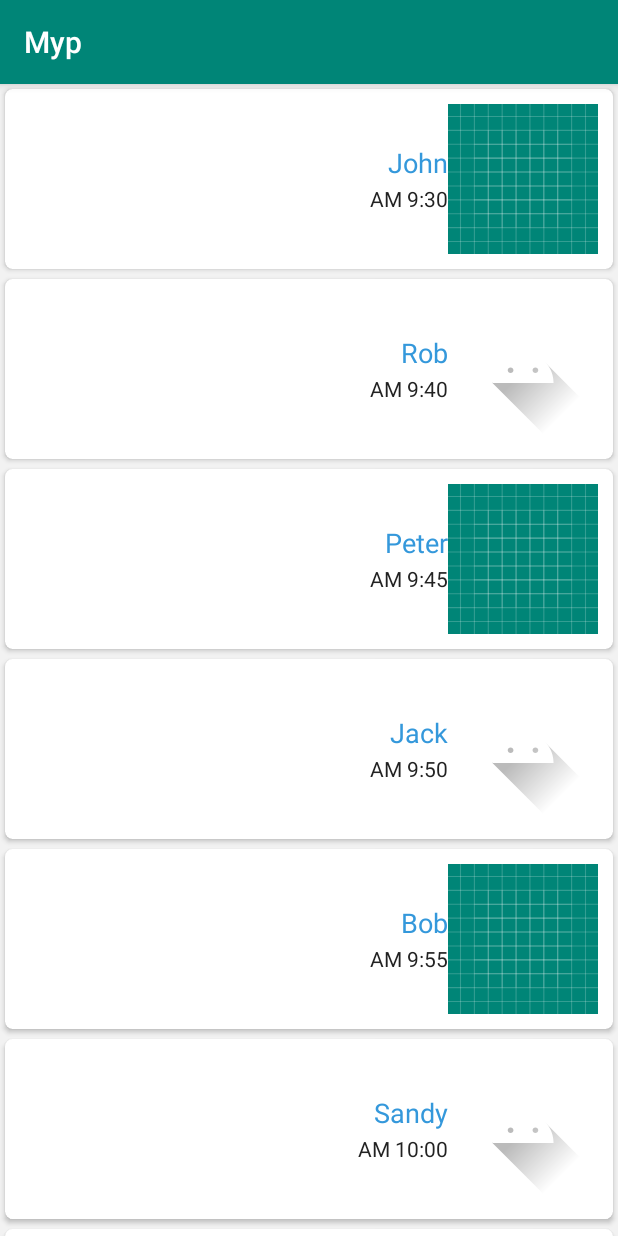
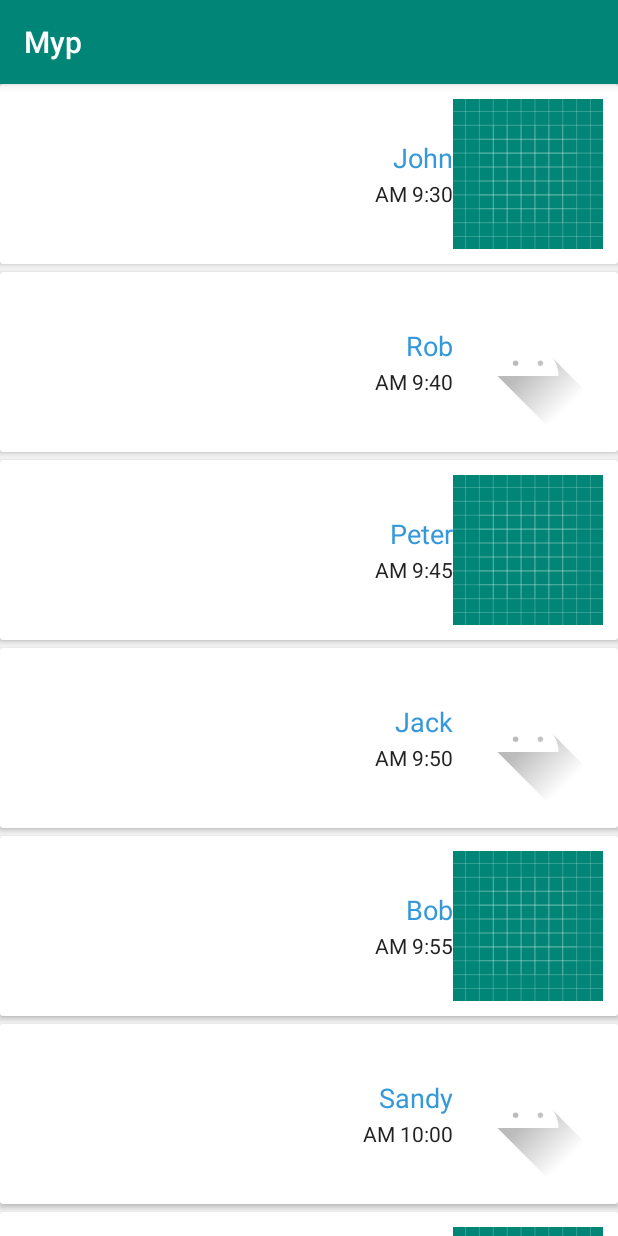
Before and after one commit to nikdehgan/Myp, an Android app: the screen it shows after launch (MainActivity before the commit, ListDoreha after it), on a phone screen of 412 x 824 dp. Run offline under Robolectric (Android 15) with nearby library versions, the phone set to English and light mode, and no system bars.

Commit message:
createrecycler2

```diff
--- a/app/src/main/AndroidManifest.xml
+++ b/app/src/main/AndroidManifest.xml
@@ -9,7 +9,7 @@
         android:roundIcon="@mipmap/ic_launcher_round"
         android:supportsRtl="true"
         android:theme="@style/AppTheme">
-        <activity android:name=".MainActivity">
+        <activity android:name=".ListDoreha">
             <intent-filter>
                 <action android:name="android.intent.action.MAIN" />
 
--- a/app/src/main/java/com/example/hamed/myp/MainActivity.java
+++ b/app/src/main/java/com/example/hamed/myp/ListDoreha.java
@@ -7,11 +7,11 @@ import android.support.v7.widget.RecyclerView;
 import java.util.ArrayList;
 import java.util.List;
 
-public class MainActivity extends AppCompatActivity {
+public class ListDoreha extends AppCompatActivity {
     private RecyclerView recyclerView;
     private LinearLayoutManager linearLayoutManager;
     private List<Call> callsList;
-    private CallsAdapter callsAdapter;
+    private ListDorehaAdapter callsAdapter;
     @Override
     protected void onCreate(Bundle savedInstanceState) {
         super.onCreate(savedInstanceState);
@@ -33,7 +33,7 @@ public class MainActivity extends AppCompatActivity {
         callsList=new ArrayList<Call>();
 
         // Initiating Adapter
-        callsAdapter=new CallsAdapter(MainActivity.this);
+        callsAdapter=new ListDorehaAdapter(ListDoreha.this);
         recyclerView.setAdapter(callsAdapter);
 
         // Adding some demo data(Call Objects).
--- a/app/src/main/java/com/example/hamed/myp/CallsAdapter.java
+++ b/app/src/main/java/com/example/hamed/myp/ListDorehaAdapter.java
@@ -11,7 +11,7 @@ import java.util.ArrayList;
 import java.util.List;
 
 
-public class CallsAdapter extends RecyclerView.Adapter<CallsAdapter.ViewHolder> {
+public class ListDorehaAdapter extends RecyclerView.Adapter<ListDorehaAdapter.ViewHolder> {
 
     private List<Call> callsFeed=new ArrayList();
     // Context is not used here but may be required to
@@ -19,7 +19,7 @@ public class CallsAdapter extends RecyclerView.Adapter<CallsAdapter.ViewHolder>
     private Context context;
 
     // Constructor
-    public CallsAdapter(Context context){
+    public ListDorehaAdapter(Context context){
         this.context=context;
     }
 
--- a/app/src/main/res/layout/activity_main.xml
+++ b/app/src/main/res/layout/activity_main.xml
@@ -4,7 +4,7 @@
     android:id="@+id/activity_recycler_view"
     android:layout_width="match_parent"
     android:layout_height="match_parent"
-    tools:context=".MainActivity">
+    tools:context=".ListDoreha">
     <android.support.v7.widget.RecyclerView
         android:background="#F2F2F2"
         android:id="@+id/recyclerView"
--- a/app/src/main/res/layout/calls_feed_layout.xml
+++ b/app/src/main/res/layout/calls_feed_layout.xml
@@ -2,8 +2,7 @@
 <android.support.v7.widget.CardView
     xmlns:android="http://schemas.android.com/apk/res/android"
     xmlns:app="http://schemas.android.com/apk/res-auto"
-    app:cardCornerRadius="5dp"
-    android:layout_margin="3dp"
+    android:layout_marginBottom="5dp"
     android:layout_width="match_parent"
     android:layout_height="wrap_content"
     android:layoutDirection="rtl"
```
